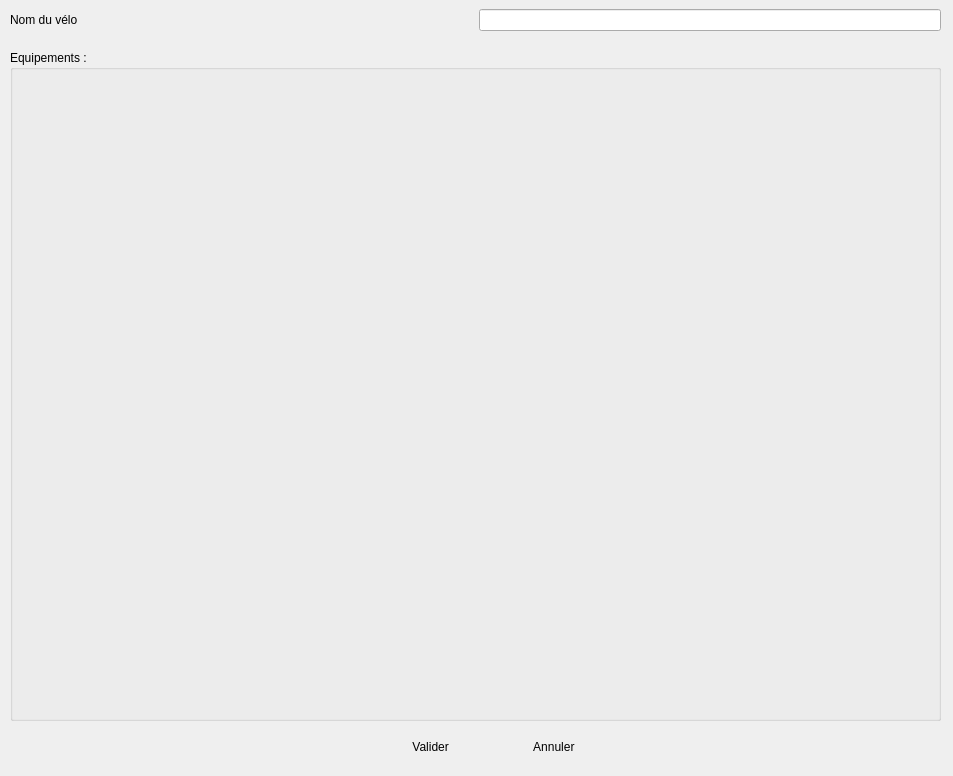
Old version of the form sources/Bikes/bikedialog.ui in the repository Endo13/BikeEquipmentManager.
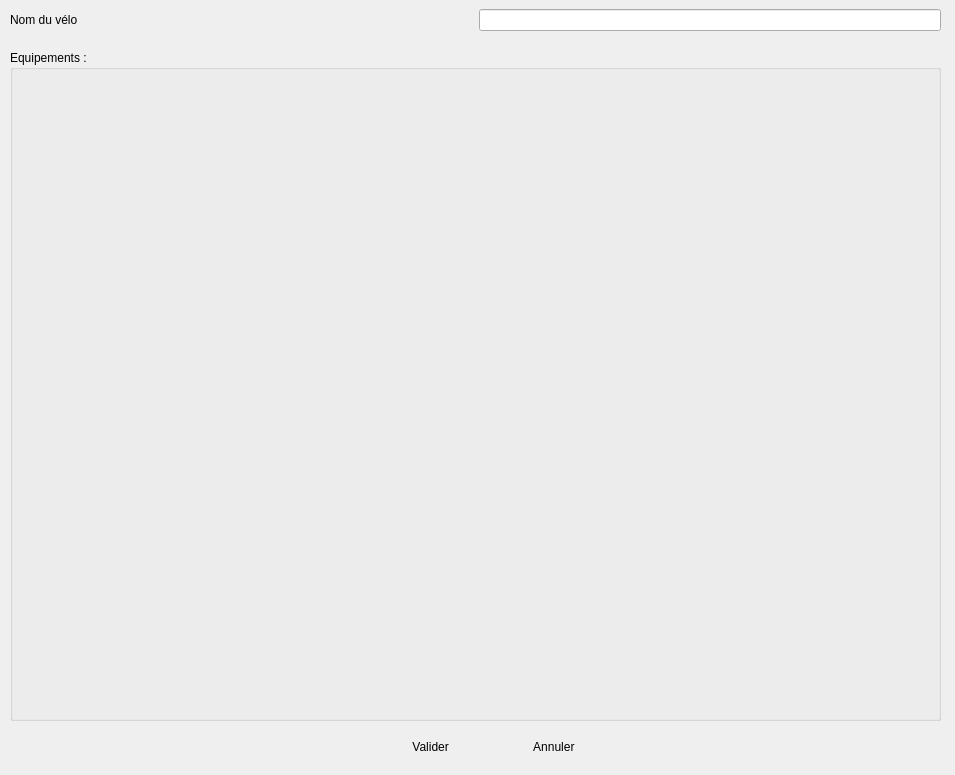
New version of the form. Icons and pictures are not drawn.

```diff
--- a/sources/Bikes/bikedialog.ui
+++ b/sources/Bikes/bikedialog.ui
@@ -6,10 +6,22 @@
    <rect>
     <x>0</x>
     <y>0</y>
-    <width>953</width>
-    <height>776</height>
+    <width>955</width>
+    <height>775</height>
    </rect>
   </property>
+  <property name="minimumSize">
+   <size>
+    <width>955</width>
+    <height>775</height>
+   </size>
+  </property>
+  <property name="maximumSize">
+   <size>
+    <width>955</width>
+    <height>775</height>
+   </size>
+  </property>
   <property name="windowTitle">
    <string>Nouveau vélo</string>
   </property>
```
